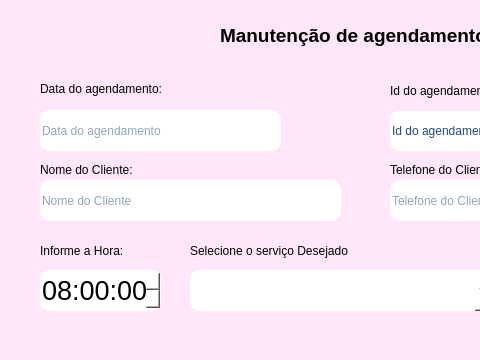
First picture: the form in telas_duda/manut_agendamento.ui, repository JVwolfart/PROJETO-SALAO-JOVEM-PROGRAMADOR, before the edit; both pictures show x 0 to 480 and y 0 to 360 of the 877 by 600 pixel window.
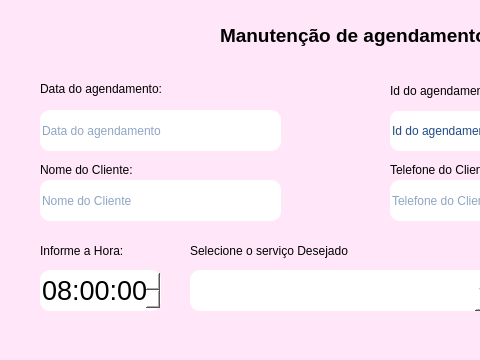
Second picture: the form after the edit. Icons and pictures are not drawn.

Diff of the .ui file:
```diff
--- a/telas_duda/manut_agendamento.ui
+++ b/telas_duda/manut_agendamento.ui
@@ -143,7 +143,7 @@
      <rect>
       <x>40</x>
       <y>180</y>
-      <width>301</width>
+      <width>241</width>
       <height>41</height>
      </rect>
     </property>
@@ -484,8 +484,8 @@
      <rect>
       <x>360</x>
       <y>330</y>
-      <width>491</width>
-      <height>221</height>
+      <width>511</width>
+      <height>241</height>
      </rect>
     </property>
     <property name="text">
```
